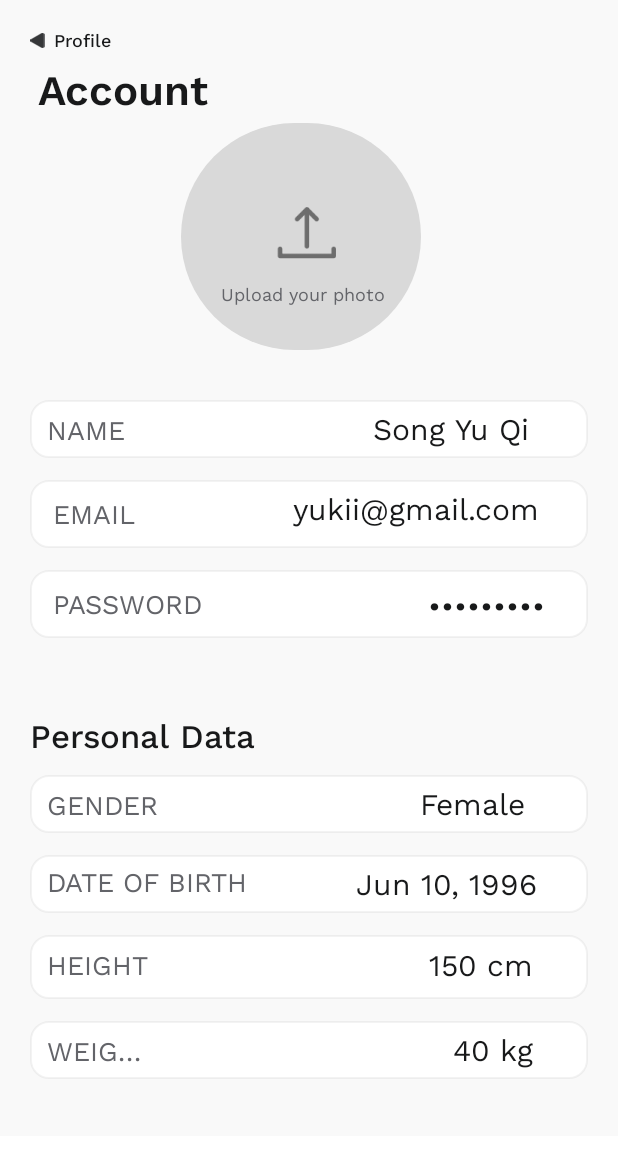
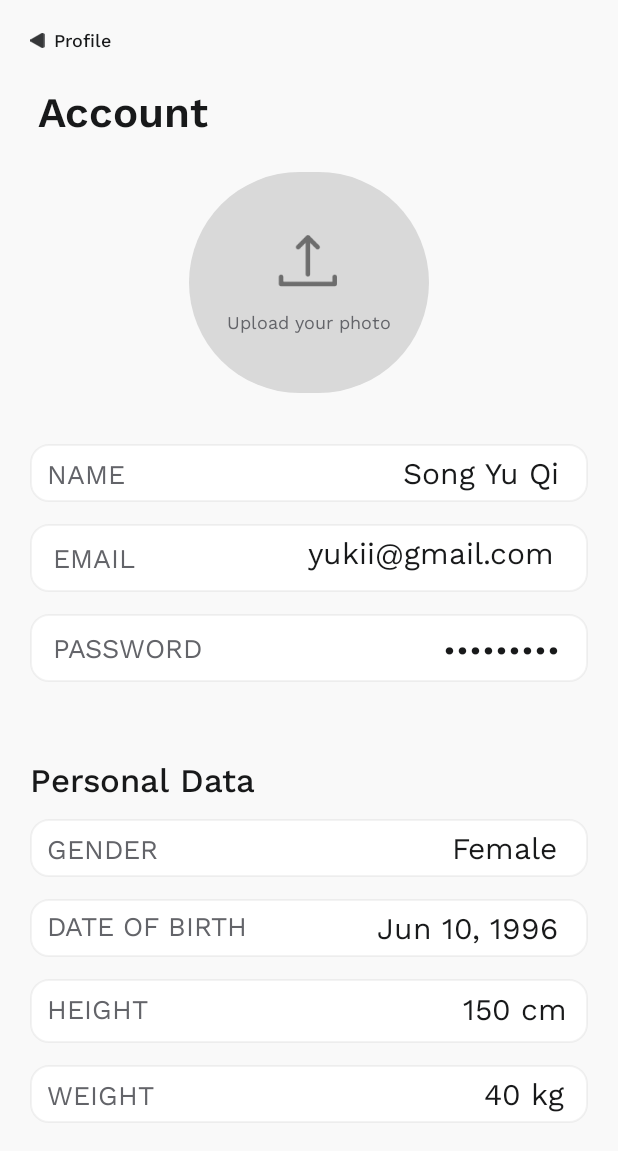
Before and after one commit to jesrene/Final-Year-Project, an Android app: the EditProfile screen opened directly, with no data from a screen before it, on a phone screen of 412 x 824 dp. Shown: the top 1151 px of the screen. Run offline under Robolectric (Android 15) with nearby library versions, the phone set to English and light mode, and no system bars; our stand-ins replace data binding.

Commit message:
Eighth Commit

```diff
--- a/app/src/main/java/com/jesrenesapplication/app/EditProfile.java
+++ b/app/src/main/java/com/jesrenesapplication/app/EditProfile.java
@@ -1,16 +1,56 @@
 package com.jesrenesapplication.app;
 
+import android.content.Intent;
+import android.net.Uri;
 import android.os.Bundle;
-import android.widget.Button;
+import android.view.View;
+import android.widget.FrameLayout;
+import android.widget.Toast;
 
+import androidx.annotation.Nullable;
 import androidx.appcompat.app.AppCompatActivity;
+
+import com.jesrenesapplication.app.R;
 
 public class EditProfile extends AppCompatActivity {
 
+    private static final int REQUEST_CODE_SELECT_IMAGE = 1001; // Define a request code
 
     @Override
     protected void onCreate(Bundle savedInstanceState) {
         super.onCreate(savedInstanceState);
-        setContentView(R.layout.activity_edit_profile_screen); // Replace with your XML layout file
+        setContentView(R.layout.activity_edit_profile_screen);
+
+        FrameLayout frameUploadphoto = findViewById(R.id.frameUploadphoto);
+
+        frameUploadphoto.setOnClickListener(new View.OnClickListener() {
+            @Override
+            public void onClick(View view) {
+                // Handle the click event to open the gallery for image selection
+                Intent intent = new Intent(Intent.ACTION_PICK);
+                intent.setType("image/*");
+                startActivityForResult(intent, REQUEST_CODE_SELECT_IMAGE);
+            }
+        });
+    }
+
+    // Handle the result when an image is selected from the gallery
+    @Override
+    protected void onActivityResult(int requestCode, int resultCode, @Nullable Intent data) {
+        super.onActivityResult(requestCode, resultCode, data);
+
+        if (requestCode == REQUEST_CODE_SELECT_IMAGE && resultCode == RESULT_OK) {
+            // The user has selected an image from the gallery
+            if (data != null && data.getData() != null) {
+                // Retrieve the selected image URI
+                Uri selectedImageUri = data.getData();
+
+                // Show a toast message for successful photo upload
+                Toast.makeText(this, "Photo uploaded successfully", Toast.LENGTH_SHORT).show();
+
+                // If you want to perform further image processing or upload to a server, you can do so here.
+            }
+        }
+
     }
 }
--- a/app/src/main/java/com/jesrenesapplication/app/LogInScreen.java
+++ b/app/src/main/java/com/jesrenesapplication/app/LogInScreen.java
@@ -33,13 +33,12 @@ public class LogInScreen extends AppCompatActivity {
         return null; // User not found
     }
 
-    // This is just a placeholder method; you should replace it with your actual data source retrieval logic
     private List<User> getUsersFromSomeSource() {
         // Example: You can return a list of users stored statically for testing purposes
         List<User> userList = new ArrayList<>();
         // Add user objects to the list
-        userList.add(new User("user1@example.com", "1"));
-        userList.add(new User("user2@example.com", "2"));
+        userList.add(new User("u", "q"));
+        userList.add(new User("u", "w"));
         userList.add(new User("user3@example.com", "3"));
         return userList;
     }
--- a/app/src/main/java/com/jesrenesapplication/app/MentalStateDetails.java
+++ b/app/src/main/java/com/jesrenesapplication/app/MentalStateDetails.java
@@ -21,12 +21,9 @@ public class MentalStateDetails extends AppCompatActivity {
         backToSummary.setOnClickListener(new View.OnClickListener() {
             @Override
             public void onClick(View view) {
-                // Handle the click event here
-                // For example, you can show a toast message
                 Intent intent = new Intent(MentalStateDetails.this, NavBar.class);
                 startActivity(intent);
 
-                // Add your custom logic here, such as navigating to a different screen
             }
         });
     }
--- a/app/src/main/res/layout/activity_edit_profile_screen.xml
+++ b/app/src/main/res/layout/activity_edit_profile_screen.xml
@@ -6,14 +6,14 @@
         android:id="@+id/linearEditProfileSc"
         style="@style/groupStylegray_50"
         android:layout_width="match_parent"
-        android:layout_height="wrap_content"
+        android:layout_height="match_parent"
         android:gravity="center_horizontal"
         android:orientation="vertical">
 
         <LinearLayout
             android:id="@+id/backToProfile"
             android:layout_width="match_parent"
-            android:layout_height="@dimen/_35pxh"
+            android:layout_height="70dp"
             android:layout_weight="1.0"
             android:orientation="horizontal">
 
@@ -26,12 +26,12 @@
 
             <TextView
                 android:id="@+id/profile"
+                style="@style/txtWorkSansromanmedium22"
                 android:layout_width="74dp"
                 android:layout_height="@dimen/_18pxh"
                 android:layout_marginStart="@dimen/_6pxh"
                 android:layout_marginTop="@dimen/_18pxh"
                 android:text="Profile"
-                style="@style/txtWorkSansromanmedium22"
                 android:textSize="@dimen/_12pxh" />
         </LinearLayout>
 
@@ -39,7 +39,7 @@
             android:id="@+id/ll1"
             style="@style/groupStylegray_50"
             android:layout_width="match_parent"
-            android:layout_height="wrap_content"
+            android:layout_height="match_parent"
             android:layout_weight="1.0"
             android:orientation="vertical"
             >
@@ -50,7 +50,7 @@
                 android:layout_width="wrap_content"
                 android:layout_height="wrap_content"
                 android:layout_gravity="start"
-                android:layout_marginTop="@dimen/_4pxv"
+                android:layout_marginTop="@dimen/_20pxv"
                 android:layout_marginEnd="@dimen/_10pxh"
                 android:layout_marginStart="@dimen/_25pxh"
                 android:ellipsize="end"
@@ -60,28 +60,25 @@
 
             <FrameLayout
                 android:id="@+id/frameUploadphoto"
-                android:layout_width="@dimen/_170pxh"
-                android:layout_height="@dimen/_185pxv"
+                android:layout_width="@dimen/_160pxh"
+                android:layout_height="@dimen/_160pxv"
                 android:layout_gravity="center_horizontal"
-                android:layout_marginStart="@dimen/_108pxh"
-                android:layout_marginTop="@dimen/_2pxv"
-                android:layout_marginEnd="@dimen/_108pxh">
+                android:layout_marginTop="@dimen/_20pxh"
+                android:layout_marginBottom="@dimen/_20pxh"
+                >
 
                 <View
                     android:id="@+id/viewUploadeclipse"
-                    android:layout_width="@dimen/_160pxh"
-                    android:layout_height="@dimen/_151pxh"
-                    android:layout_gravity="start"
+                    android:layout_width="match_parent"
+                    android:layout_height="match_parent"
                     android:background="@drawable/rectangle_bg_bluegray_100_radius_77_42" />
 
                 <LinearLayout
                     android:id="@+id/linearColumnuploadphotoic"
-                    android:layout_width="116dp"
+                    android:layout_width="120dp"
                     android:layout_height="wrap_content"
-                    android:layout_gravity="bottom|center"
-                    android:layout_marginStart="@dimen/_32pxh"
+                    android:layout_gravity="center"
                     android:layout_marginTop="@dimen/_24pxv"
-                    android:layout_marginEnd="@dimen/_32pxh"
                     android:layout_marginBottom="@dimen/_24pxv"
                     android:orientation="vertical">
 
@@ -92,18 +89,15 @@
                         android:layout_gravity="center_horizontal"
                         android:layout_marginStart="@dimen/_20pxh"
                         android:layout_marginEnd="@dimen/_20pxh"
-                        android:scaleType="fitXY"
-                        android:src="@drawable/img_uploadphotoic"
-
-                        />
+                        android:src="@drawable/img_uploadphotoic" />
 
                     <TextView
                         android:id="@+id/txtUploadyourpho"
                         style="@style/txtWorkSansromanregular16"
-                        android:layout_width="match_parent"
-                        android:layout_height="43dp"
+                        android:layout_width="wrap_content"
+                        android:layout_gravity="center_horizontal"
+                        android:layout_height="wrap_content"
                         android:layout_marginTop="@dimen/_12pxv"
-                        android:lineSpacingExtra="@dimen/_2pxh"
                         android:textSize="@dimen/_12pxh"
                         android:text="@string/msg_upload_your_ph" />
                 </LinearLayout>
@@ -136,11 +130,11 @@
                 <TextView
                     android:id="@+id/txtSongYuQi"
                     style="@style/txtWorkSansromanregular20"
-                    android:layout_width="106dp"
+                    android:layout_width="wrap_content"
                     android:layout_height="wrap_content"
-                    android:layout_marginStart="@dimen/_165pxh"
+                    android:layout_marginStart="@dimen/_185pxh"
                     android:layout_marginTop="@dimen/_5pxv"
-                    android:layout_marginEnd="@dimen/_29pxh"
+                    android:layout_marginEnd="@dimen/_5pxh"
                     android:layout_marginBottom="@dimen/_5pxv"
                     android:layout_weight="0"
                     android:ellipsize="end"
@@ -178,9 +172,9 @@
                 <TextView
                     android:id="@+id/txtEmailOne"
                     style="@style/txtWorkSansromanregular20"
-                    android:layout_width="180dp"
+                    android:layout_width="wrap_content"
                     android:layout_height="wrap_content"
-                    android:layout_marginStart="100dp"
+                    android:layout_marginStart="110dp"
                     android:layout_marginTop="@dimen/_5pxv"
                     android:layout_marginEnd="@dimen/_5pxh"
                     android:layout_marginBottom="@dimen/_5pxv"
@@ -205,7 +199,7 @@
                 <TextView
                     android:id="@+id/txtPASSWORD"
                     style="@style/txtWorkSansromanregular18"
-                    android:layout_width="100dp"
+                    android:layout_width="wrap_content"
                     android:layout_height="wrap_content"
                     android:layout_marginStart="@dimen/_15pxh"
                     android:layout_marginTop="@dimen/_10pxv"
@@ -219,13 +213,13 @@
                 <TextView
                     android:id="@+id/txtFour"
                     style="@style/txtWorkSansromanregular20"
-                    android:layout_width="80dp"
+                    android:layout_width="wrap_content"
                     android:layout_height="wrap_content"
-                    android:layout_marginStart="150dp"
+                    android:layout_marginStart="160dp"
                     android:layout_marginTop="@dimen/_10pxv"
+                    android:layout_marginEnd="@dimen/_5pxh"
                     android:layout_marginBottom="@dimen/_5pxv"
                     android:layout_toEndOf="@id/txtPASSWORD"
-                    android:layout_weight="0.5"
                     android:ellipsize="end"
                     android:lineSpacingExtra="@dimen/_4pxh"
                     android:singleLine="true"
@@ -234,7 +228,7 @@
 
             <LinearLayout
                 android:layout_width="match_parent"
-                android:layout_height="312dp"
+                android:layout_height="320dp"
                 android:layout_marginTop="@dimen/_20pxh"
                 android:orientation="vertical">
 
@@ -265,12 +259,11 @@
                     <TextView
                         android:id="@+id/txtGENDER"
                         style="@style/txtWorkSansromanregular18"
-                        android:layout_width="0dp"
+                        android:layout_width="wrap_content"
                         android:layout_height="wrap_content"
                         android:layout_marginStart="@dimen/_11pxh"
                         android:layout_marginTop="@dimen/_5pxv"
                         android:layout_marginBottom="@dimen/_5pxv"
-                        android:layout_weight="0.49"
                         android:ellipsize="end"
                         android:lineSpacingExtra="@dimen/_4pxh"
                         android:singleLine="true"
@@ -279,13 +272,12 @@
                     <TextView
                         android:id="@+id/txtGenderOne"
                         style="@style/txtWorkSansromanregular20"
-                        android:layout_width="0dp"
+                        android:layout_width="wrap_content"
                         android:layout_height="wrap_content"
-                        android:layout_marginStart="@dimen/_170pxh"
+                        android:layout_marginStart="@dimen/_196pxh"
                         android:layout_marginTop="@dimen/_5pxv"
-                        android:layout_marginEnd="@dimen/_29pxh"
+                        android:layout_marginEnd="@dimen/_10pxh"
                         android:layout_marginBottom="@dimen/_5pxv"
-                        android:layout_weight="0.51"
                         android:ellipsize="end"
                         android:lineSpacingExtra="@dimen/_4pxh"
                         android:singleLine="true"
@@ -319,14 +311,13 @@
                     <TextView
                         android:id="@+id/txtJun101996"
                         style="@style/txtWorkSansromanregular20"
-                        android:layout_width="@dimen/_150pxh"
+                        android:layout_width="wrap_content"
                         android:layout_height="wrap_content"
-                        android:layout_marginStart="@dimen/_66pxh"
+                        android:layout_marginStart="@dimen/_80pxh"
                         android:layout_marginTop="@dimen/_5pxv"
                         android:layout_marginEnd="@dimen/_5pxh"
                         android:layout_marginBottom="@dimen/_5pxv"
                         android:layout_toEndOf="@+id/txtDATEOFBIRTH"
-                        android:layout_weight="0.5"
                         android:ellipsize="end"
                         android:lineSpacingExtra="@dimen/_4pxh"
                         android:singleLine="true"
@@ -348,12 +339,11 @@
                     <TextView
                         android:id="@+id/txtHEIGHT"
                         style="@style/txtWorkSansromanregular18"
-                        android:layout_width="5dp"
+                        android:layout_width="wrap_content"
                         android:layout_height="wrap_content"
                         android:layout_marginStart="@dimen/_11pxh"
                         android:layout_marginTop="@dimen/_5pxv"
                         android:layout_marginBottom="@dimen/_5pxv"
-                        android:layout_weight="0.46"
                         android:ellipsize="end"
                         android:lineSpacingExtra="@dimen/_4pxh"
                         android:singleLine="true"
@@ -362,13 +352,12 @@
                     <TextView
                         android:id="@+id/txtDistance"
                         style="@style/txtWorkSansromanregular20"
-                        android:layout_width="2dp"
+                        android:layout_width="wrap_content"
                         android:layout_height="wrap_content"
-                        android:layout_marginStart="@dimen/_186pxh"
+                        android:layout_marginStart="@dimen/_210pxh"
                         android:layout_marginTop="@dimen/_6pxv"
-                        android:layout_marginEnd="@dimen/_29pxh"
+                        android:layout_marginEnd="@dimen/_5pxh"
                         android:layout_marginBottom="@dimen/_9pxv"
-                        android:layout_weight="0.54"
                         android:ellipsize="end"
                         android:lineSpacingExtra="@dimen/_4pxh"
                         android:singleLine="true"
@@ -388,12 +377,11 @@
                     <TextView
                         android:id="@+id/txtWEIGHT"
                         style="@style/txtWorkSansromanregular18"
-                        android:layout_width="0dp"
+                        android:layout_width="wrap_content"
                         android:layout_height="wrap_content"
                         android:layout_marginStart="@dimen/_11pxh"
                         android:layout_marginTop="@dimen/_5pxv"
                         android:layout_marginBottom="@dimen/_5pxv"
-                        android:layout_weight="0.55"
                         android:ellipsize="end"
                         android:lineSpacingExtra="@dimen/_4pxh"
                         android:singleLine="true"
@@ -402,13 +390,12 @@
                     <TextView
                         android:id="@+id/txtWeightOne"
                         style="@style/txtWorkSansromanregular20"
-                        android:layout_width="2dp"
+                        android:layout_width="wrap_content"
                         android:layout_height="wrap_content"
-                        android:layout_marginStart="@dimen/_200pxh"
+                        android:layout_marginStart="@dimen/_220pxh"
                         android:layout_marginTop="@dimen/_5pxv"
-                        android:layout_marginEnd="@dimen/_29pxh"
+                        android:layout_marginEnd="@dimen/_5pxh"
                         android:layout_marginBottom="@dimen/_5pxv"
-                        android:layout_weight="0.45"
                         android:ellipsize="end"
                         android:lineSpacingExtra="@dimen/_4pxh"
                         android:singleLine="true"
--- a/app/src/main/res/values/colors.xml
+++ b/app/src/main/res/values/colors.xml
@@ -17,8 +17,9 @@
 <color name="black_900">#000000</color>
 <color name="bluegray_100_77">#77cbcbcb</color>
 <color name="blue_50_b2">#b2deebff</color>
-<color name="indigo_100_b2">#b2b9c4ff</color>
+<color name="indigo_100_b2">#B2FF9625</color>
 <color name="deep_orange_300">#ff8850</color>
+<color name="deep_orange_200">#FFF0B8</color>
 <color name="deep_orange_500">#fe662b</color>
 <color name="red_A700">#ff0404</color>
 <color name="gray_700">#636469</color>
```
Also changed, not shown: app/src/main/java/com/jesrenesapplication/app/QuizLogic.java (+4 -6 lines), app/src/main/res/layout/activity_quiz_1_screen.xml (+10 -7 lines).
